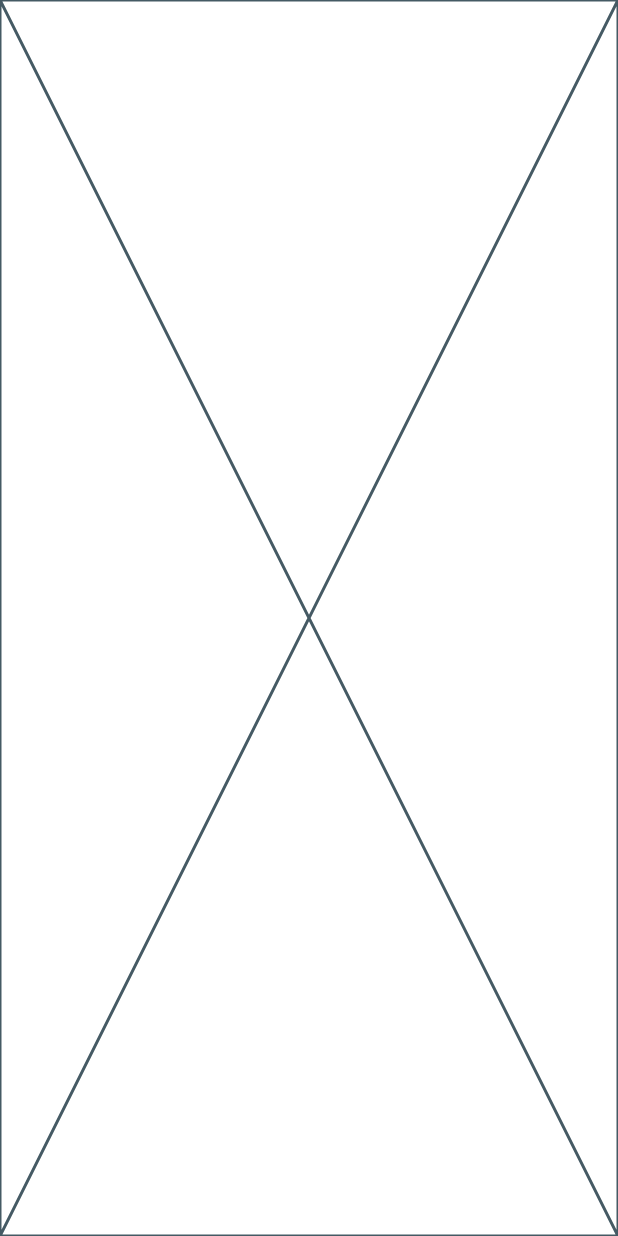
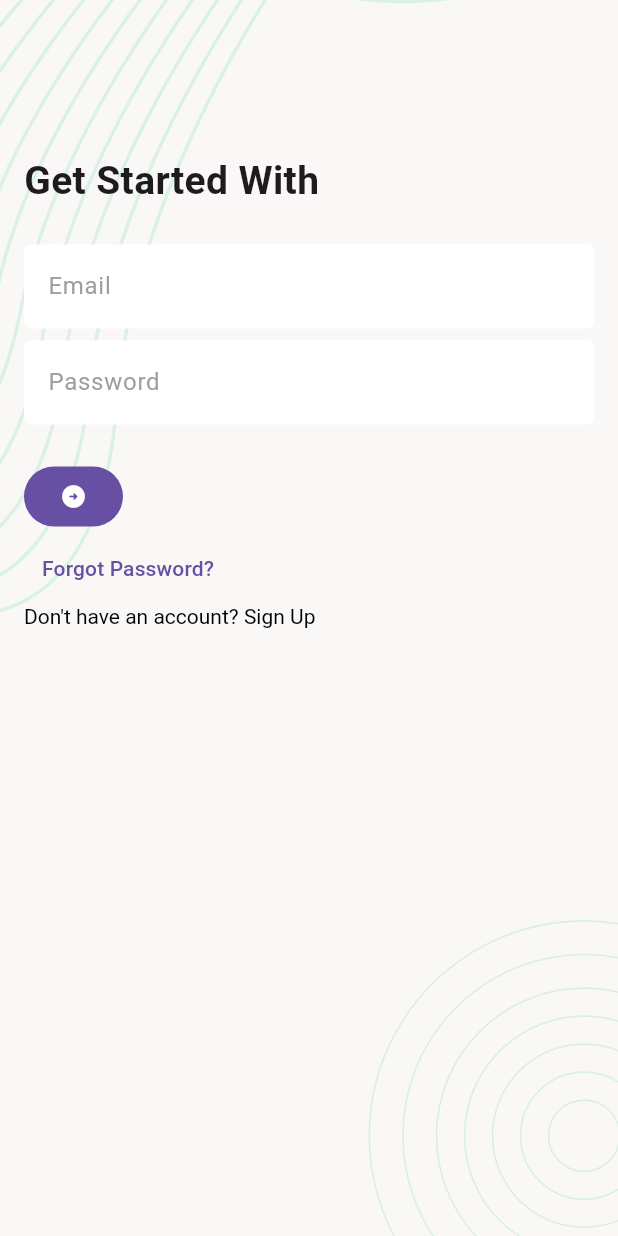
Before and after one commit to meherab-hossen-developer/Task-Management-Project, a Flutter app: the screen it shows after launch, on a phone screen of 412 x 824 dp. Run offline on Flutter 3.47's test engine with Material 3 defaults, Android fonts, the light colour scheme and no system bars; our stand-ins replace flutter_svg.

Commit message:
Login Page UI design

```diff
--- a/lib/app.dart
+++ b/lib/app.dart
@@ -7,6 +7,17 @@ class MyApp extends StatelessWidget {
   @override
   Widget build(BuildContext context) {
     return MaterialApp(
+      theme: ThemeData(
+        inputDecorationTheme: InputDecorationTheme(
+          fillColor: Colors.white,
+          filled: true,
+          hintStyle: TextStyle(color: Colors.grey),
+          border: OutlineInputBorder(borderSide: BorderSide.none),
+          enabledBorder: OutlineInputBorder(borderSide: BorderSide.none),
+          errorBorder: OutlineInputBorder(borderSide: BorderSide.none),
+        ),
+      ),
+
       home: SplashScreen(),
     );
   }
--- a/lib/ui/screens/login_screen.dart
+++ b/lib/ui/screens/login_screen.dart
@@ -1,4 +1,5 @@
-import 'package:flutter/cupertino.dart';
+import 'package:flutter/material.dart';
+import 'package:task_management_project/ui/widgets/screen_background.dart';
 
 class LoginScreen extends StatefulWidget {
   const LoginScreen({super.key});
@@ -10,6 +11,47 @@ class LoginScreen extends StatefulWidget {
 class _LoginScreenState extends State<LoginScreen> {
   @override
   Widget build(BuildContext context) {
-    return const Placeholder();
+    return Scaffold(
+      body: ScreenBackground(
+        child: Padding(
+          padding: const EdgeInsets.all(16.0),
+          child: Column(
+            crossAxisAlignment: CrossAxisAlignment.start,
+            children: [
+              const SizedBox(height: 86),
+              Text(
+                'Get Started With',
+                style: TextStyle(fontSize: 26, fontWeight: FontWeight.w600),
+              ),
+              const SizedBox(height: 24),
+              TextFormField(
+                decoration: InputDecoration(
+                  hintText: 'Email',
+                ),
+              ),
+              const SizedBox(height: 8),
+              TextFormField(
+                decoration: InputDecoration(
+                  hintText: 'Password',
+                ),
+              ),
+              const SizedBox(height: 24),
+              FilledButton(
+                onPressed: () {},
+                child: Icon(Icons.arrow_circle_right_rounded),
+              ),
+              TextButton(onPressed: () {}, child: Text('Forgot Password?')),
+              RichText(
+                text: TextSpan(
+                  style: TextStyle(color: Colors.black),
+                  text: "Don't have an account? ",
+                  children: [TextSpan(text: 'Sign Up')],
+                ),
+              ),
+            ],
+          ),
+        ),
+      ),
+    );
   }
 }
--- a/lib/ui/screens/splash_screen.dart
+++ b/lib/ui/screens/splash_screen.dart
@@ -2,6 +2,7 @@ import 'package:flutter/material.dart';
 import 'package:flutter_svg/flutter_svg.dart';
 import 'package:task_management_project/ui/screens/login_screen.dart';
 import 'package:task_management_project/ui/utilities/asset_paths.dart';
+import 'package:task_management_project/ui/widgets/screen_background.dart';
 
 class SplashScreen extends StatefulWidget {
   const SplashScreen({super.key});
@@ -11,7 +12,6 @@ class SplashScreen extends StatefulWidget {
 }
 
 class _SplashScreenState extends State<SplashScreen> {
-
   @override
   void initState() {
     // TODO: implement initState
@@ -30,16 +30,8 @@ class _SplashScreenState extends State<SplashScreen> {
   @override
   Widget build(BuildContext context) {
     return Scaffold(
-      body: Stack(
-        children: [
-          SvgPicture.asset(
-            AssetPaths.backgroundSVG,
-            width: double.maxFinite,
-            height: double.maxFinite,
-            fit: BoxFit.cover,
-          ),
-          Center(child: SvgPicture.asset(AssetPaths.logoSVG, height: 200)),
-        ],
+      body: ScreenBackground(
+        child: Center(child: SvgPicture.asset(AssetPaths.logoSVG, height: 200)),
       ),
     );
   }
--- /dev/null
+++ b/lib/ui/widgets/screen_background.dart
@@ -0,0 +1,27 @@
+import 'package:flutter/material.dart';
+import 'package:flutter_svg/svg.dart';
+
+import '../utilities/asset_paths.dart';
+
+class ScreenBackground extends StatelessWidget {
+  const ScreenBackground({super.key, required this.child});
+
+  final Widget child;
+
+  @override
+  Widget build(BuildContext context) {
+    return Scaffold(
+      body: Stack(
+        children: [
+          SvgPicture.asset(
+            AssetPaths.backgroundSVG,
+            width: double.maxFinite,
+            height: double.maxFinite,
+            fit: BoxFit.cover,
+          ),
+          SafeArea(child: child),
+        ],
+      ),
+    );
+  }
+}
```
